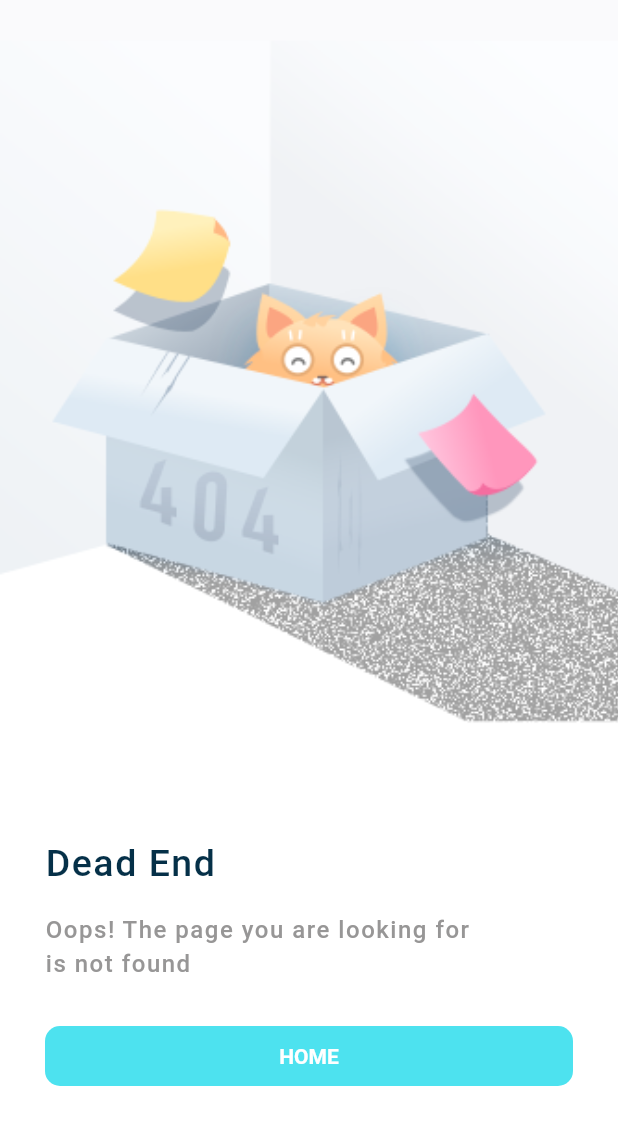
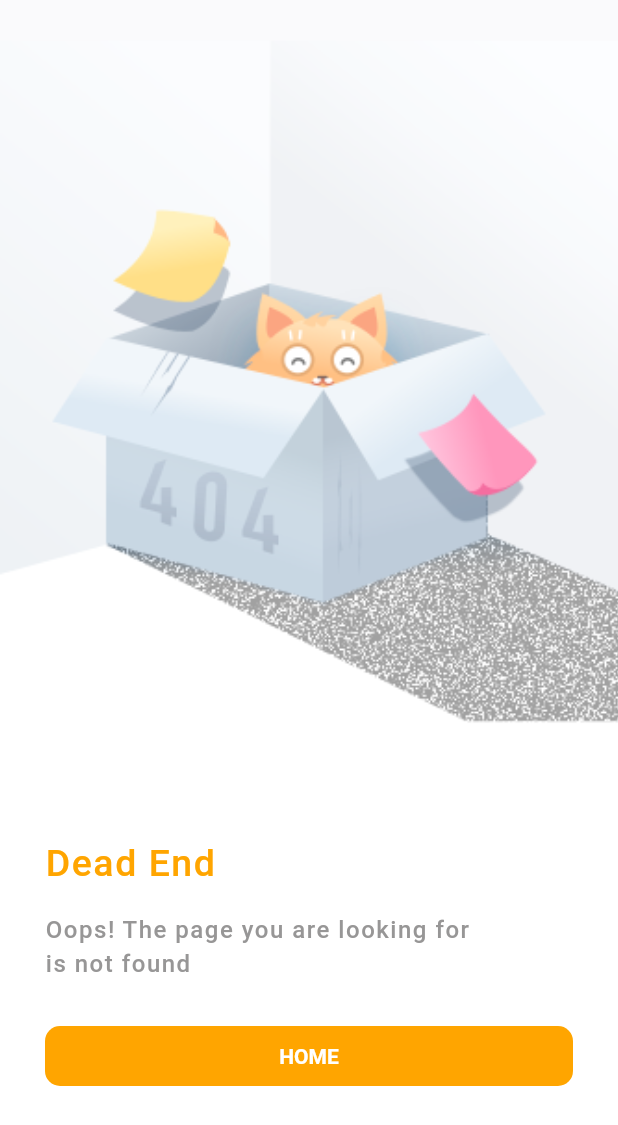
Before and after one commit to maniangdoz/exo_post, a Flutter app: the ErrorScreen screen opened directly, on a phone screen of 412 x 824 dp. Shown: the top 1125 px of the screen. Run offline on Flutter 3.47's test engine with Material 2 defaults, Android fonts, the phone set to English and light mode, and no system bars; our stand-ins replace bloc, equatable, flutter_animate, flutter_bloc, get_it, go_router and 3 more; accounts and stored records are empty.

Commit message:
Mise à jour de la couleur definitive

```diff
--- a/lib/common/styles/colors.dart
+++ b/lib/common/styles/colors.dart
@@ -2,11 +2,11 @@
 import 'package:flutter/material.dart';
 
 class AppColors {
-  static const Color primaryColor = Color(0XFF053048);
+  static const Color primaryColor = Color(0XFFFFA500);
   static const Color onPrimaryColor = Colors.white;
   static const Color greyColor = Color.fromARGB(255, 151, 150, 150);
   static const Color errorColor = Colors.red;
-  static const Color accentColor = Color(0XFF4DE2EF);
+  static const Color accentColor = Color(0XFFFFFFE0);
   static Color scaffoldBackgroundColorLight = Colors.grey.shade100;
   static const Color scaffoldBackgroundColorDark = Color(0xFF181818);
   static const Color appBarBackgroundColorLight = accentColor;
--- a/lib/features/auth/presentation/pages/auth_screen.dart
+++ b/lib/features/auth/presentation/pages/auth_screen.dart
@@ -52,9 +52,7 @@ class _AuthScreenState extends State<AuthScreen> {
                     margin: const EdgeInsets.fromLTRB(20, 10, 20, 15),
                     child: ButtonShared(
                       text: "SIGN IN",
-                      colorButton: AppUtils.isDarkMode(context)
-                          ? AppColors.primaryColor
-                          : AppColors.accentColor,
+                      colorButton: AppColors.primaryColor,
                       onClick: _doLogin,
                     ),
                   ),
--- a/lib/features/error/presentation/pages/error_screen.dart
+++ b/lib/features/error/presentation/pages/error_screen.dart
@@ -24,15 +24,13 @@ class _ErrorScreenState extends State<ErrorScreen> {
             height: MediaQuery.of(context).size.height,
             width: MediaQuery.of(context).size.width,
           ),
-          Positioned(
+          const Positioned(
             bottom: 230,
             left: 30,
             child: Text(
               'Dead End',
               style: TextStyle(
-                color: AppUtils.isDarkMode(context)
-                    ? AppColors.accentColor
-                    : AppColors.primaryColor,
+                color: AppColors.primaryColor,
                 fontSize: 25,
                 letterSpacing: 1,
                 fontWeight: FontWeight.w500,
@@ -59,9 +57,7 @@ class _ErrorScreenState extends State<ErrorScreen> {
             right: 30,
             child: ButtonShared(
               text: "HOME",
-              colorButton: AppUtils.isDarkMode(context)
-                  ? AppColors.primaryColor
-                  : AppColors.accentColor,
+              colorButton: AppColors.primaryColor,
               onClick: _goBack,
             ),
           )
--- a/lib/features/register/presentation/pages/register_screen.dart
+++ b/lib/features/register/presentation/pages/register_screen.dart
@@ -56,9 +56,7 @@ class _RegisterScreenState extends State<RegisterScreen> {
                     margin: const EdgeInsets.fromLTRB(20, 10, 20, 15),
                     child: ButtonShared(
                       text: "SIGNUP",
-                      colorButton: AppUtils.isDarkMode(context)
-                          ? AppColors.primaryColor
-                          : AppColors.accentColor,
+                      colorButton: AppColors.primaryColor,
                       onClick: _doRegister,
                     ),
                   ),
--- a/lib/features/shared/presentation/widgets/expandable_fa.dart
+++ b/lib/features/shared/presentation/widgets/expandable_fa.dart
@@ -121,9 +121,7 @@ class _ExpandableFabState extends State<ExpandableFab>
             shape: RoundedRectangleBorder(
               borderRadius: BorderRadius.circular(10),
             ),
-            backgroundColor: AppUtils.isDarkMode(context)
-                ? AppColors.primaryColor
-                : AppColors.accentColor,
+            backgroundColor: AppColors.primaryColor,
             child: const Icon(Icons.add_rounded),
           ),
         ),
```
Also changed, not shown: lib/features/post/presentation/widgets/post_card.dart (+9 -7 lines).
